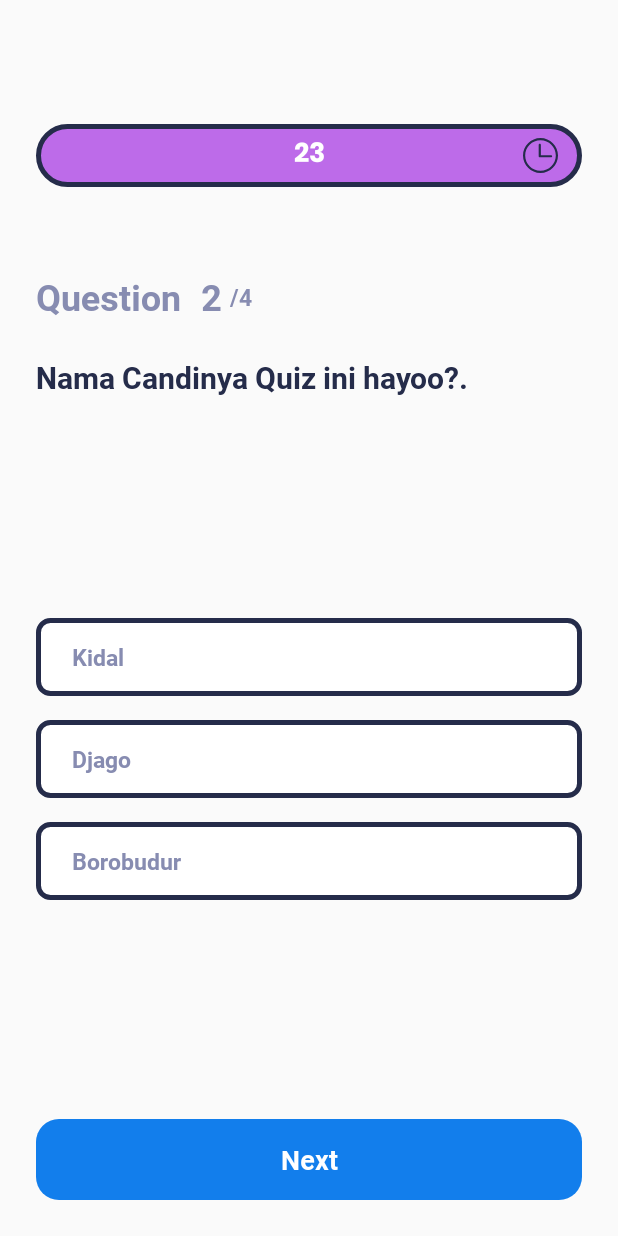
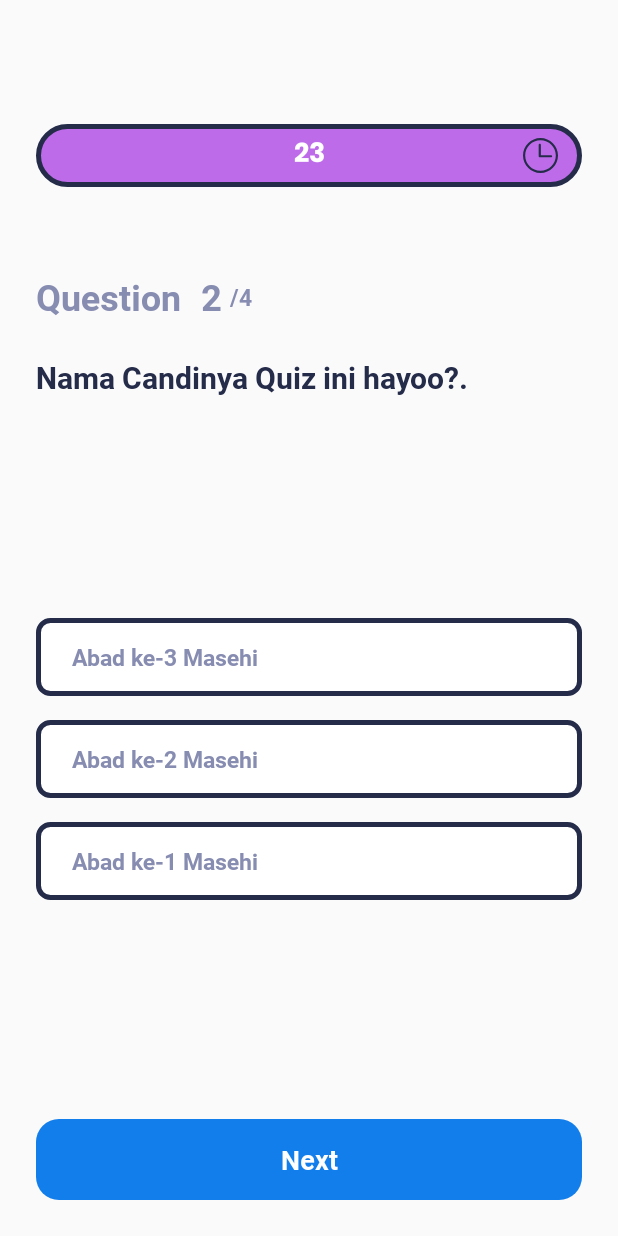
Before and after one commit to fikri011100/candy, an Android app: the QuizActivity screen opened directly, with no data from a screen before it, after a tap on "Next", on a phone screen of 412 x 824 dp. Run offline under Robolectric (Android 15) with nearby library versions, the phone set to English and light mode, and no system bars; 3 other taps on this screen came first.

Commit message:
change question and answer on quiz

```diff
--- a/app/src/main/java/binus/bmcc/candy/feature/quiz/QuizActivity.kt
+++ b/app/src/main/java/binus/bmcc/candy/feature/quiz/QuizActivity.kt
@@ -10,11 +10,11 @@ import kotlinx.android.synthetic.main.activity_quiz.*
 class QuizActivity : AppCompatActivity() {
 
     private var questionArr = intArrayOf(R.string.question_1, R.string.question_2, R.string.question_3, R.string.question_4)
-    private var answerArr1 = arrayOf("Kidal", "Djago", "Borobudur")
-    private var answerArr2 = arrayOf("Kidal", "Djago", "Borobudur")
-    private var answerArr3 = arrayOf("Kidal", "Djago", "Borobudur")
-    private var answerArr4 = arrayOf("Kidal", "Djago", "Borobudur")
-    private var answerIdArr = intArrayOf(1,1,1,1)
+    private var answerArr1 = arrayOf("Jajaghu", "Baghogo", "Adudu")
+    private var answerArr2 = arrayOf("Abad ke-3 Masehi", "Abad ke-2 Masehi", "Abad ke-1 Masehi")
+    private var answerArr3 = arrayOf("DKI Jakarta", "Jawa Timur", "Jawa Tengah")
+    private var answerArr4 = arrayOf("Desa Kupang", "Desa Tumpang", "Desa Singasari")
+    private var answerIdArr = intArrayOf(0,0,1,1)
     private  var index: Int = 0
     private  var score: Int = 0
 
```
